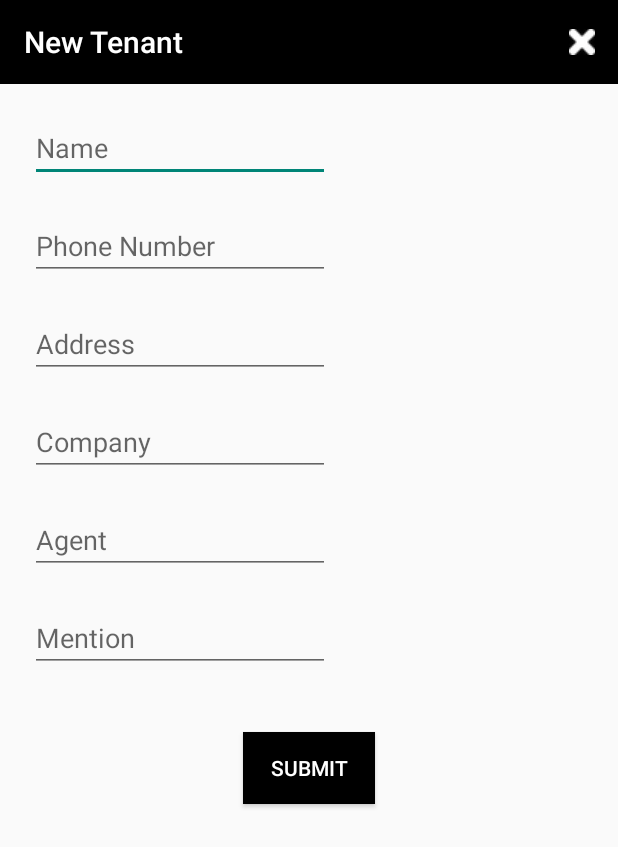
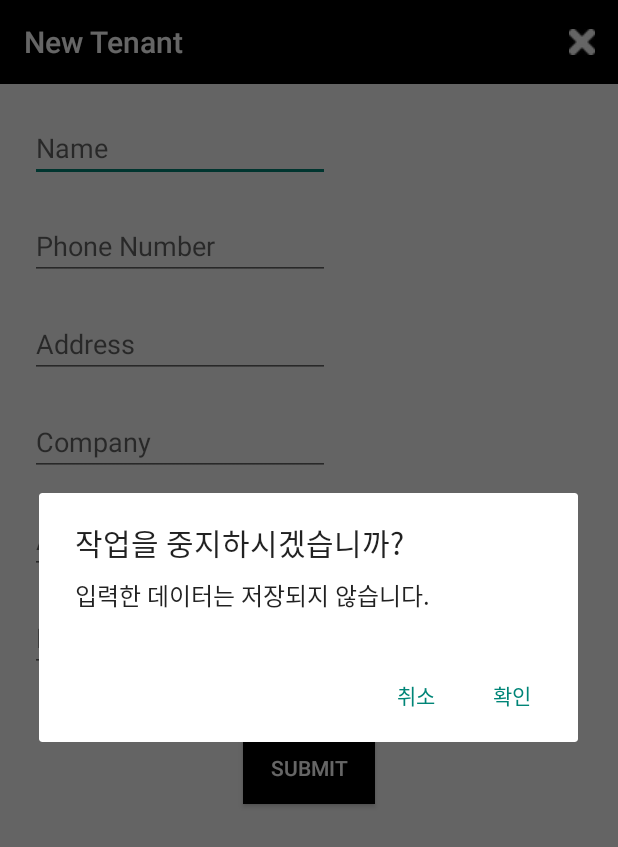
Before and after one commit to jisu9406/TenantManager, an Android app: the SignupActivity screen opened directly, with no data from a screen before it, after a tap on "Cancel", on a phone screen of 412 x 824 dp. Shown: the top 847 px of the screen. Run offline under Robolectric (Android 15) with nearby library versions, the phone set to English and light mode, and no system bars.

Commit message:
canceldialog추가, string value들 추가, private으로 접근지정자 변경

```diff
--- a/app/src/main/java/com/jisu/tenantmanager/MainActivity.java
+++ b/app/src/main/java/com/jisu/tenantmanager/MainActivity.java
@@ -19,8 +19,8 @@ public class MainActivity extends AppCompatActivity {
 
     private final String TAG = "MainActivity";
 
-    Toolbar mToolbar;
-    Intent mIntent;
+    private Toolbar mToolbar;
+    private Intent mIntent;
     private AlertDialog.Builder mDialog;
 
     @Override
@@ -49,7 +49,7 @@ public class MainActivity extends AppCompatActivity {
                 addUserDialog();
                 return true ;
             default :
-                return super.onOptionsItemSelected(item) ;
+                return super.onOptionsItemSelected(item);
         }
     }
 
--- a/app/src/main/java/com/jisu/tenantmanager/SignupActivity.java
+++ b/app/src/main/java/com/jisu/tenantmanager/SignupActivity.java
@@ -1,24 +1,35 @@
 package com.jisu.tenantmanager;
 
+import androidx.appcompat.app.AlertDialog;
 import androidx.appcompat.app.AppCompatActivity;
 import androidx.appcompat.widget.Toolbar;
+
+import android.content.DialogInterface;
+
 import android.os.Bundle;
+import android.util.Log;
 import android.view.Menu;
+import android.view.MenuItem;
+import android.view.View;
 import android.widget.Button;
 
-public class SignupActivity extends AppCompatActivity {
+public class SignupActivity extends AppCompatActivity implements View.OnClickListener {
 
-    Toolbar mToolbar;
-    Button mSubmitButton;
+    private final String TAG = "SignupActivity";
+    private Toolbar mToolbar;
+    private Button mSubmitButton;
+
+    private AlertDialog.Builder mDialog;
     @Override
     protected void onCreate(Bundle savedInstanceState) {
         super.onCreate(savedInstanceState);
         setContentView(R.layout.activity_signup);
 
+        mSubmitButton = findViewById(R.id.submit_button);
         mToolbar= findViewById(R.id.signup_toolbar);
-        mToolbar.setTitle(R.string.signup_toolbar_title);
-        mToolbar.setTitleTextColor(getResources().getColor(R.color.White));
-        setSupportActionBar(mToolbar);
+
+        mSubmitButton.setOnClickListener(this);
+        toolbarStyle();
     }
 
     @Override
@@ -27,5 +38,48 @@ public class SignupActivity extends AppCompatActivity {
         return true ;
     }
 
+    @Override
+    public void onClick(View view) {
 
+    }
+
+    @Override
+    public boolean onOptionsItemSelected(MenuItem item) {
+        switch (item.getItemId()) {
+            case R.id.action_cancel:
+                cancelDialog();
+                return true;
+            default :
+                return super.onOptionsItemSelected(item);
+        }
+    }
+
+    private void toolbarStyle() {
+        mToolbar.setTitle(R.string.signup_toolbar_title);
+        mToolbar.setTitleTextColor(getResources().getColor(R.color.White));
+        setSupportActionBar(mToolbar);
+    }
+
+    private void cancelDialog() {
+        mDialog = new AlertDialog.Builder(this);
+        mDialog.setTitle(R.string.cancel_dialog_title);
+        mDialog.setMessage(R.string.cancel_dialog_message);
+        mDialog.setPositiveButton(R.string.dialog_possitive_btn,
+                new DialogInterface.OnClickListener() {
+                    @Override
+                    public void onClick(DialogInterface dialogInterface, int i) {
+                        Log.i(TAG, "cancelDialog(...) Positive Button Clicked");
+
+                        finish();
+                    }
+                });
+        mDialog.setNegativeButton(R.string.dialog_negative_btn,
+                new DialogInterface.OnClickListener() {
+                    @Override
+                    public void onClick(DialogInterface dialogInterface, int i) {
+                        Log.i(TAG, "cancelDialog(...) Negative Button Clicked");
+                    }
+                });
+        mDialog.show();
+    }
 }
--- a/app/src/main/res/values/strings.xml
+++ b/app/src/main/res/values/strings.xml
@@ -5,6 +5,8 @@
     <string name="nouser_message">등록된 입주자가 없습니다.</string>
     <string name="adduser_dialog_title">입주자 추가</string>
     <string name="adduser_dialog_message">새로운 입주자를 추가하시겠습니까?</string>
+    <string name="cancel_dialog_title">작업을 중지하시겠습니까?</string>
+    <string name="cancel_dialog_message">입력한 데이터는 저장되지 않습니다.</string>
     <string name="adduser_name">Name</string>
     <string name="adduser_phonenumber">Phone Number</string>
     <string name="adduser_address">Address</string>
```
Also changed, not shown: app/src/main/java/com/jisu/tenantmanager/LoginFragment.java (+6 -6 lines).
